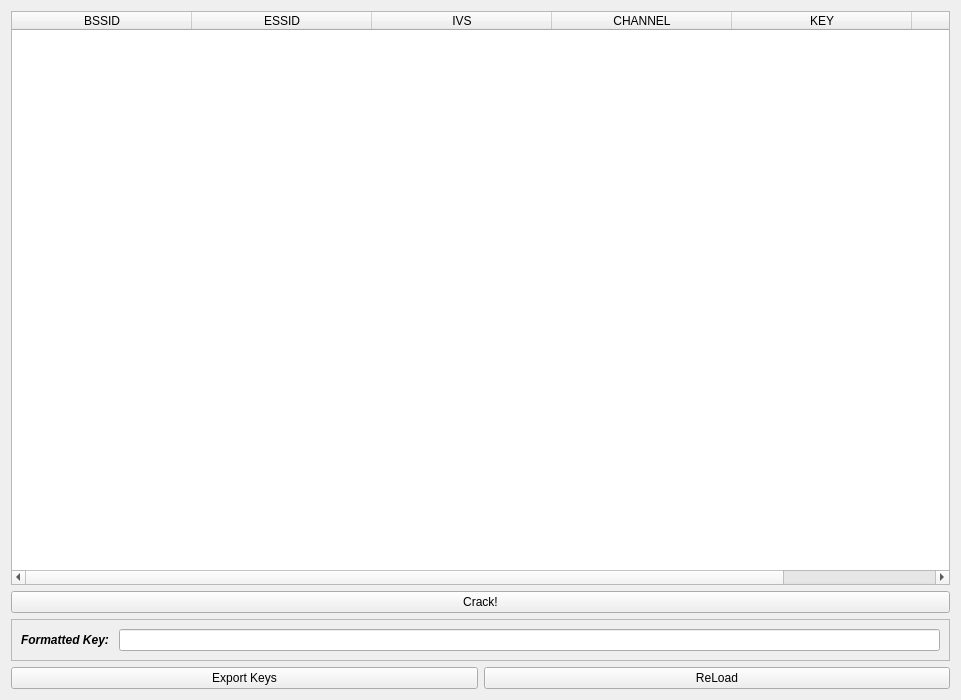
First picture: the form in UI/historicalnetwork.ui, repository luca-m/aircrackgui-m4, before the edit.
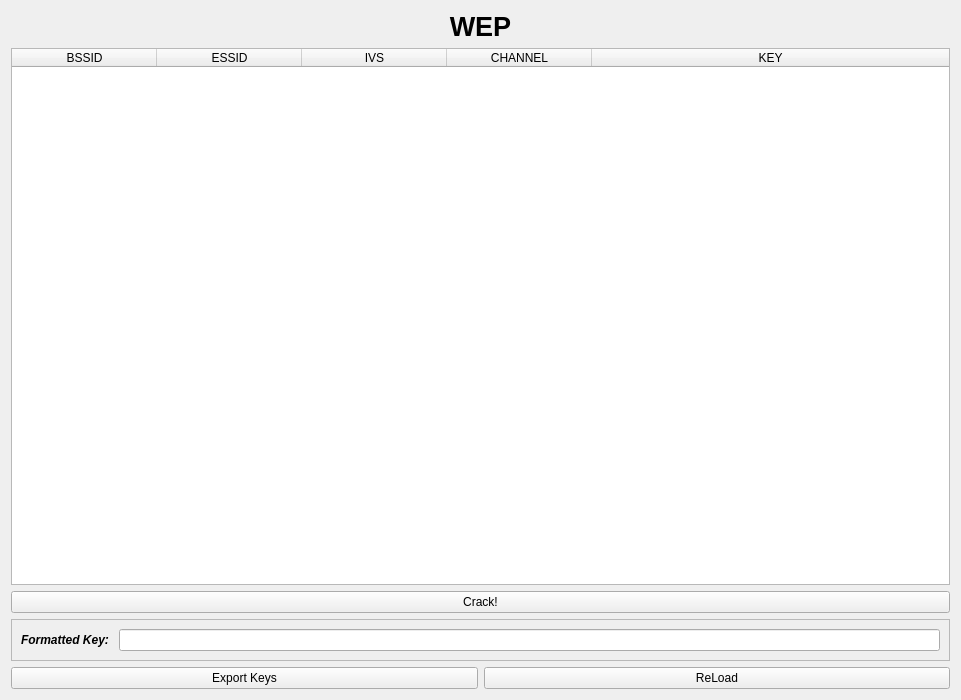
Second picture: the form after the edit. Icons and pictures are not drawn.

```diff
--- a/UI/historicalnetwork.ui
+++ b/UI/historicalnetwork.ui
@@ -15,6 +15,29 @@
   </property>
   <layout class="QGridLayout" name="gridLayout">
    <item row="0" column="0" colspan="2">
+    <widget class="QLabel" name="label">
+     <property name="sizePolicy">
+      <sizepolicy hsizetype="Preferred" vsizetype="Maximum">
+       <horstretch>0</horstretch>
+       <verstretch>0</verstretch>
+      </sizepolicy>
+     </property>
+     <property name="font">
+      <font>
+       <pointsize>20</pointsize>
+       <weight>75</weight>
+       <bold>true</bold>
+      </font>
+     </property>
+     <property name="text">
+      <string>WEP</string>
+     </property>
+     <property name="alignment">
+      <set>Qt::AlignCenter</set>
+     </property>
+    </widget>
+   </item>
+   <item row="1" column="0" colspan="2">
     <widget class="QTableWidget" name="tableWidgetWEP">
      <property name="sizePolicy">
       <sizepolicy hsizetype="Expanding" vsizetype="Minimum">
@@ -35,7 +58,7 @@
       <bool>false</bool>
      </property>
      <attribute name="horizontalHeaderDefaultSectionSize">
-      <number>180</number>
+      <number>145</number>
      </attribute>
      <attribute name="horizontalHeaderStretchLastSection">
       <bool>true</bool>
@@ -65,14 +88,9 @@
        <string>KEY</string>
       </property>
      </column>
-     <column>
-      <property name="text">
-       <string>ENCRYPTION</string>
-      </property>
-     </column>
     </widget>
    </item>
-   <item row="3" column="1">
+   <item row="4" column="1">
     <widget class="QPushButton" name="pushButtonLoad">
      <property name="text">
       <string>ReLoad</string>
@@ -83,7 +101,7 @@
      </property>
     </widget>
    </item>
-   <item row="2" column="0" colspan="2">
+   <item row="3" column="0" colspan="2">
     <widget class="QFrame" name="frameKey">
      <property name="sizePolicy">
       <sizepolicy hsizetype="Minimum" vsizetype="Maximum">
@@ -131,7 +149,7 @@
      </layout>
     </widget>
    </item>
-   <item row="1" column="0" colspan="2">
+   <item row="2" column="0" colspan="2">
     <widget class="QPushButton" name="pushButtonCrack">
      <property name="sizePolicy">
       <sizepolicy hsizetype="Minimum" vsizetype="Fixed">
@@ -148,7 +166,7 @@
      </property>
     </widget>
    </item>
-   <item row="3" column="0">
+   <item row="4" column="0">
     <widget class="QPushButton" name="pushButtonExportKeys">
      <property name="text">
       <string>Export Keys</string>
```
